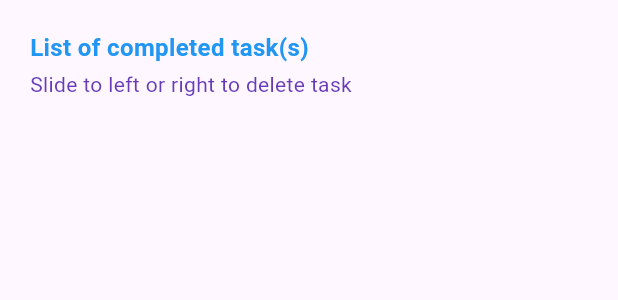
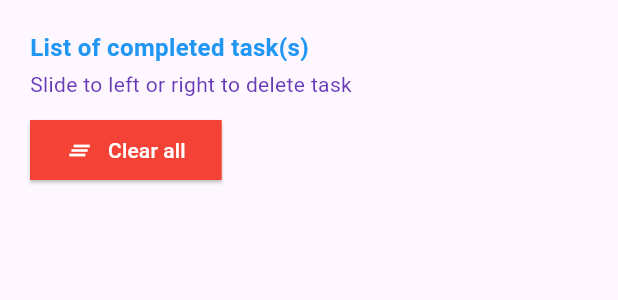
Before and after one commit to apacjessie/learning_flutter, a Flutter app: the CompleteTodos widget shown alone on an empty page, opened directly, on a phone screen of 412 x 824 dp. Shown: the top 300 px of the screen. Run offline on Flutter 3.47's test engine with Material 3 defaults, Android fonts, the phone set to English and light mode, and no system bars.

Commit message:
update: add clear all button

```diff
--- a/lib/screens/complete_todos.dart
+++ b/lib/screens/complete_todos.dart
@@ -41,7 +41,33 @@ class CompleteTodos extends StatelessWidget {
               color: Colors.deepPurple,
             ),
           ),
-          const SizedBox(height: 12),
+          const SizedBox(height: 10),
+          Align(
+            alignment: Alignment.topLeft,
+            child: IntrinsicWidth(
+              child: ElevatedButton(
+                  style: ElevatedButton.styleFrom(
+                      backgroundColor: Colors.red, shape: const LinearBorder()),
+                  onPressed: () {
+                    Provider.of<Providers>(context, listen: false)
+                        .clearAllComplete();
+                  },
+                  child: const Row(
+                    children: [
+                      Icon(
+                        Icons.clear_all,
+                        color: Colors.white,
+                      ),
+                      SizedBox(width: 10),
+                      Text(
+                        "Clear all",
+                        style: TextStyle(color: Colors.white),
+                      ),
+                    ],
+                  )),
+            ),
+          ),
+          const SizedBox(height: 14),
           Expanded(
             child: ListView.builder(
                 itemCount: todos.length,
```
